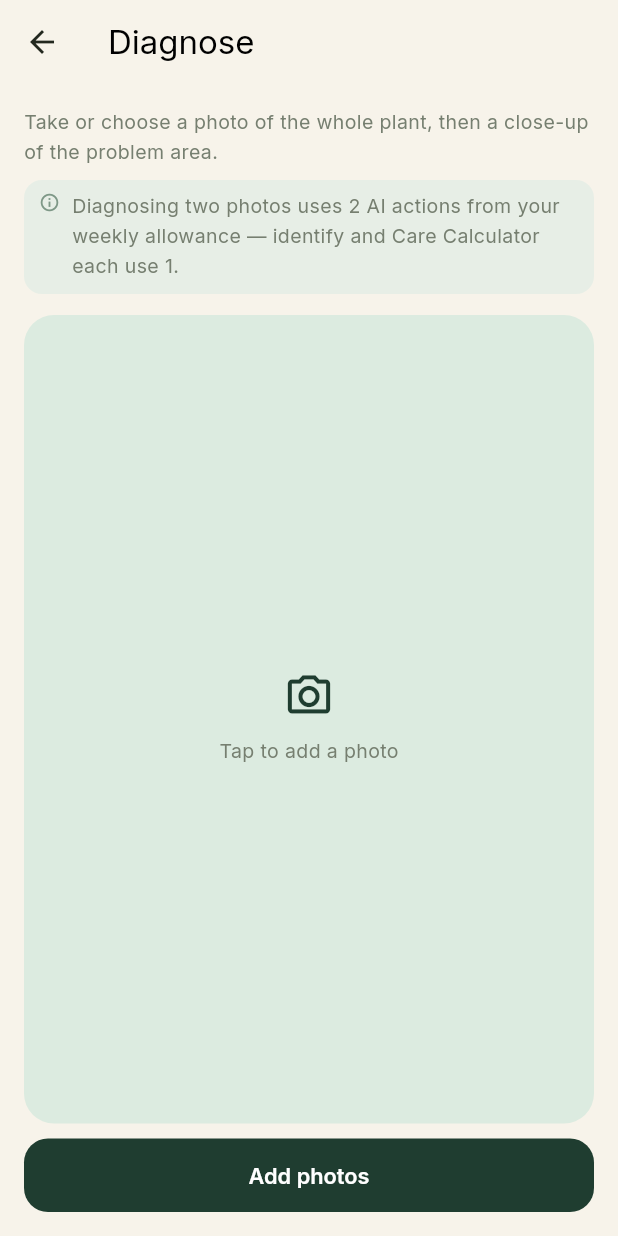
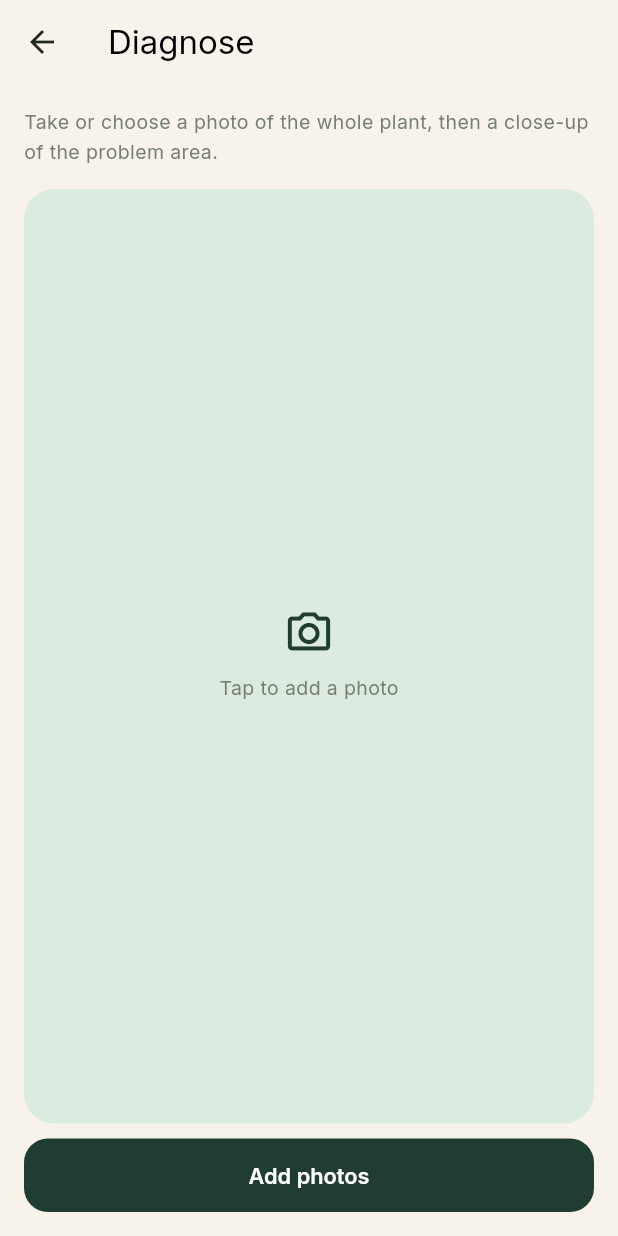
Before and after one commit to dheeraj1780/vanya-frontend, a Flutter app: the DiagnoseScreen screen opened directly, on a phone screen of 412 x 824 dp. Run offline on Flutter 3.47's test engine with Material 3 defaults, Android fonts, the phone set to English and light mode, and no system bars; our stand-ins replace firebase_auth, firebase_core, firebase_messaging, flutter_local_notifications, geolocator, google_fonts and 8 more; missing offline and left inert: home_widget; accounts and stored records are empty; statements that could not run were skipped.

Commit message:
Mirror the revised AI-action allowances and even diagnose cost
Follows the backend's cost/market pass: guest 6->8, plantie 6->10/week,
green_thumb 15->25/week, photosynthesis_phd 35->60/week;
kDiagnoseActionCost 2->1 (diagnose costs about the same real money as
identify once output tokens are counted, not double). Removed the
diagnose-cost hint added last turn -- it was a band-aid explaining an
asymmetry that's now gone entirely rather than just documented, and the
paywall bullet reverts to a single clean line since all three actions
cost the same again.

Co-Authored-By: Claude Sonnet 5 <noreply@anthropic.com>
Claude-Session: https://claude.ai/code/session_01XpodySbd9Pp98djfNmUDyB

```diff
--- a/lib/config/plans.dart
+++ b/lib/config/plans.dart
@@ -13,12 +13,14 @@
 /// always the source of truth for what's actually allowed.
 library;
 
-// Mirrors plans.py's DIAGNOSE_ACTION_COST — diagnose draws 2 from the
-// shared aiActions pool per call (it sends two photos, roughly double a
-// single-photo identify/calculator call); identify and calculator each
-// draw 1. Display/proactive-UX use only, same as the rest of this file —
-// the real cost is enforced server-side.
-const int kDiagnoseActionCost = 2;
+// Mirrors plans.py's DIAGNOSE_ACTION_COST — was 2 ("two photos, roughly
+// double a single-photo call"), priced out against real Gemini rates and
+// found to cost about the same as identify, not double, so evened out to
+// 1 like identify/calculator. Kept as a named constant rather than
+// inlined since diagnose_screen.dart's pre-check reads it explicitly.
+// Display/proactive-UX use only, same as the rest of this file — the
+// real cost is enforced server-side.
+const int kDiagnoseActionCost = 1;
 
 class FeatureAllowance {
   final int limit; // -1 = unlimited
@@ -87,7 +89,7 @@ const Map<String, PlanConfig> kPlans = {
     maxPlants: 3,
     wishlistLimit: 3,
     gardenSetupIdentifications: 0,
-    aiActions: FeatureAllowance(6, 'lifetime'),
+    aiActions: FeatureAllowance(8, 'lifetime'),
     growthMemoryLimit: 0,
   ),
   'plantie': PlanConfig(
@@ -100,7 +102,7 @@ const Map<String, PlanConfig> kPlans = {
     maxPlants: 5,
     wishlistLimit: 5,
     gardenSetupIdentifications: 0,
-    aiActions: FeatureAllowance(6, 'weekly'),
+    aiActions: FeatureAllowance(10, 'weekly'),
     growthMemoryLimit: 0,
   ),
   'green_thumb': PlanConfig(
@@ -113,7 +115,7 @@ const Map<String, PlanConfig> kPlans = {
     maxPlants: 10,
     wishlistLimit: 20,
     gardenSetupIdentifications: 10,
-    aiActions: FeatureAllowance(15, 'weekly'),
+    aiActions: FeatureAllowance(25, 'weekly'),
     growthMemoryLimit: 4,
     productId: 'vanya_green_thumb_monthly',
   ),
@@ -127,7 +129,7 @@ const Map<String, PlanConfig> kPlans = {
     maxPlants: 25,
     wishlistLimit: 50,
     gardenSetupIdentifications: 25,
-    aiActions: FeatureAllowance(35, 'weekly'),
+    aiActions: FeatureAllowance(60, 'weekly'),
     growthMemoryLimit: -1,
     productId: 'vanya_photosynthesis_phd_monthly',
   ),
--- a/lib/screens/diagnose_screen.dart
+++ b/lib/screens/diagnose_screen.dart
@@ -26,10 +26,11 @@ class _DiagnoseScreenState extends State<DiagnoseScreen> {
     // Tier-aware proactive check (real enforcement is always server-side,
     // via check_ai_action_limit) — falls back to blocking outright if
     // entitlement hasn't loaded yet, same conservative default as
-    // AddPlantScreen's plant-limit pre-check. Diagnose costs 2 from the
-    // shared AI-actions pool (not 1, like identify/calculator — see
-    // plans.py's DIAGNOSE_ACTION_COST), so this checks "enough for a
-    // diagnose specifically", not just "any budget left at all".
+    // AddPlantScreen's plant-limit pre-check. hasEnoughFor(kDiagnoseActionCost)
+    // rather than a plain atLimit check so this still does the right
+    // thing if diagnose's cost is ever weighted differently again (it's
+    // 1, same as identify/calculator, as of the cost/market pass that
+    // evened all three out — see plans.py's DIAGNOSE_ACTION_COST).
     final aiActions = appState.entitlement?.aiActions;
     if (aiActions == null || !aiActions.hasEnoughFor(kDiagnoseActionCost)) {
       appState.trackEvent('diagnose_limit_reached');
@@ -129,30 +130,6 @@ class _DiagnoseScreenState extends State<DiagnoseScreen> {
           crossAxisAlignment: CrossAxisAlignment.stretch,
           children: [
             Text('Take or choose a photo of the whole plant, then a close-up of the problem area.', style: Theme.of(context).textTheme.bodyMedium),
-            const SizedBox(height: 8),
-            // Surfaces the fact kDiagnoseActionCost otherwise only lived
-            // in a code comment — a real user reported being confused
-            // ("I did identify + diagnose + calculator, that's 3, why
-            // does it say 4?") because nothing anywhere told them
-            // diagnose costs 2 from the shared pool, not 1. This is the
-            // one moment that actually matters: right before they spend it.
-            Container(
-              padding: const EdgeInsets.symmetric(horizontal: 10, vertical: 8),
-              decoration: BoxDecoration(color: AppColors.sageTintPairOf(context).$1, borderRadius: BorderRadius.circular(AppRadius.sm)),
-              child: Row(
-                crossAxisAlignment: CrossAxisAlignment.start,
-                children: [
-                  const Icon(Icons.info_outline, size: 14, color: AppColors.sage),
-                  const SizedBox(width: 8),
-                  Expanded(
-                    child: Text(
-                      'Diagnosing two photos uses 2 AI actions from your weekly allowance — identify and Care Calculator each use 1.',
-                      style: Theme.of(context).textTheme.bodyMedium,
-                    ),
-                  ),
-                ],
-              ),
-            ),
             const SizedBox(height: 14),
             Expanded(
               child: Container(
--- a/lib/screens/paywall_screen.dart
+++ b/lib/screens/paywall_screen.dart
@@ -302,12 +302,10 @@ class _PlanCard extends StatelessWidget {
             // Calculator, and diagnose all draw from the same shared
             // weekly pool now (see plans.dart's aiActions note), spend it
             // however you want instead of being capped in each dimension
-            // separately. Names diagnose's 2x cost explicitly, not just in
-            // a code comment — a real user did the math on their own
-            // usage (1 identify + 1 diagnose + 1 calculator) and got a
-            // different total than the app showed, with nothing anywhere
-            // explaining why.
-            _Feature(text: '${plan.aiActions.humanReadable('AI action', 'AI actions')} — identify or Care Calculator (1 each), diagnose (2, since it reviews two photos)'),
+            // separately. All three cost the same (1 each — see
+            // kDiagnoseActionCost's docstring), so no per-action
+            // breakdown is needed here any more.
+            _Feature(text: '${plan.aiActions.humanReadable('AI action', 'AI actions')} — identify, diagnose, or run the Care Calculator'),
             if (plan.gardenSetupIdentifications > 0)
               _Feature(text: '${plan.gardenSetupIdentifications} bonus identifications to set up your garden'),
             if (plan.growthMemoryLimit != 0)
```
